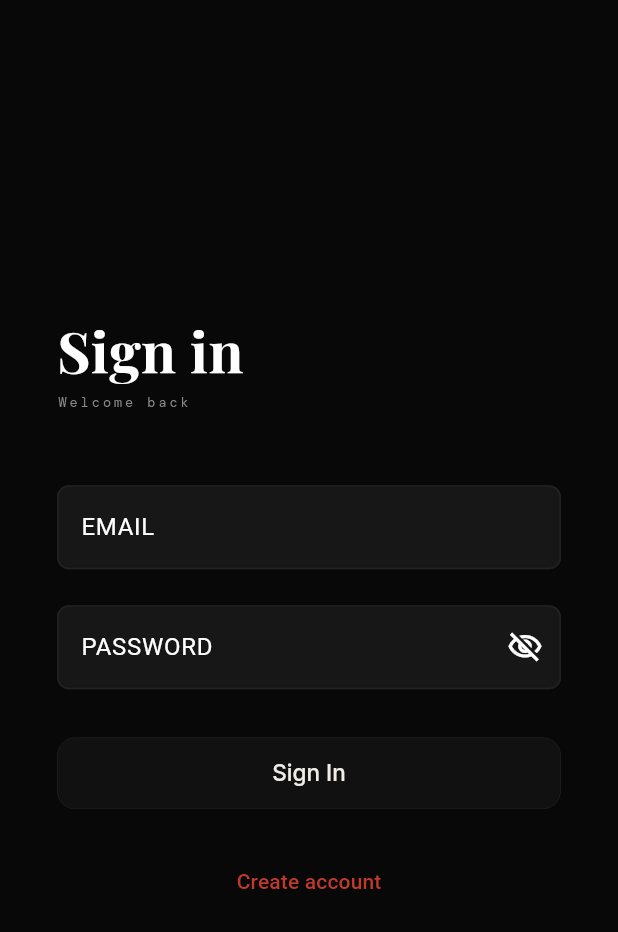
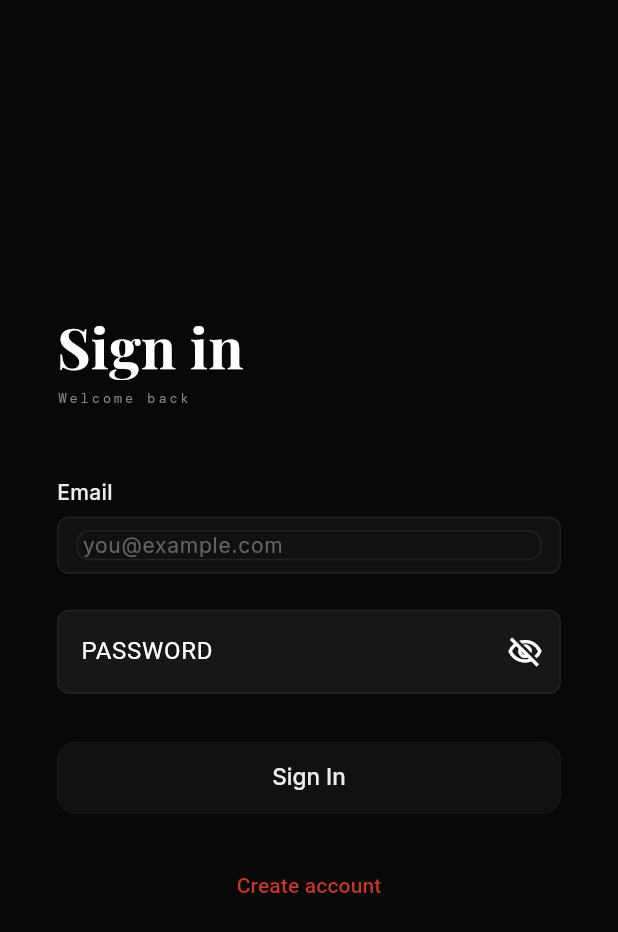
Before and after one commit to ujwalbholan/surakshya-MobileApp, a Flutter app: the LoginScreen screen opened by its route, on a phone screen of 412 x 824 dp. Shown: the top 932 px of the screen. Run offline on Flutter 3.47's test engine with Material 3 defaults, Android fonts, the phone set to English and light mode, and no system bars; our stand-ins replace flutter_blue_plus, flutter_local_notifications, flutter_map, flutter_riverpod, geocoding, geolocator and 6 more; accounts and stored records are empty.

Commit message:
Replaced email TextField with SurakshaLabel + SurakshaInput on login_screen.dart

```diff
--- a/lib/features/auth/login_screen.dart
+++ b/lib/features/auth/login_screen.dart
@@ -10,6 +10,8 @@ import 'package:suraksha/theme/suraksha_colors.dart';
 import 'package:suraksha/theme/suraksha_spacing.dart';
 import 'package:suraksha/theme/suraksha_typography.dart';
 import 'package:suraksha/widgets/origin_button.dart';
+import 'package:suraksha/widgets/suraksha_input.dart';
+import 'package:suraksha/widgets/suraksha_label.dart';
 
 class LoginScreen extends ConsumerStatefulWidget {
   const LoginScreen({super.key});
@@ -116,11 +118,13 @@ class _LoginScreenState extends ConsumerState<LoginScreen>
                   Text(CopyConstants.loginSubtitle,
                       style: SurakshaTypography.monoLabel),
                   const SizedBox(height: S.xl2),
-                  TextField(
+                  const SurakshaLabel(text: 'Email'),
+                  const SizedBox(height: S.sm),
+                  SurakshaInput(
                     controller: _emailController,
                     keyboardType: TextInputType.emailAddress,
-                    style: const TextStyle(color: surakshaAuthText),
-                    decoration: const InputDecoration(labelText: 'EMAIL'),
+                    placeholder: 'you@example.com',
+                    textInputAction: TextInputAction.next,
                   ),
                   const SizedBox(height: S.lg),
                   TextField(
```
